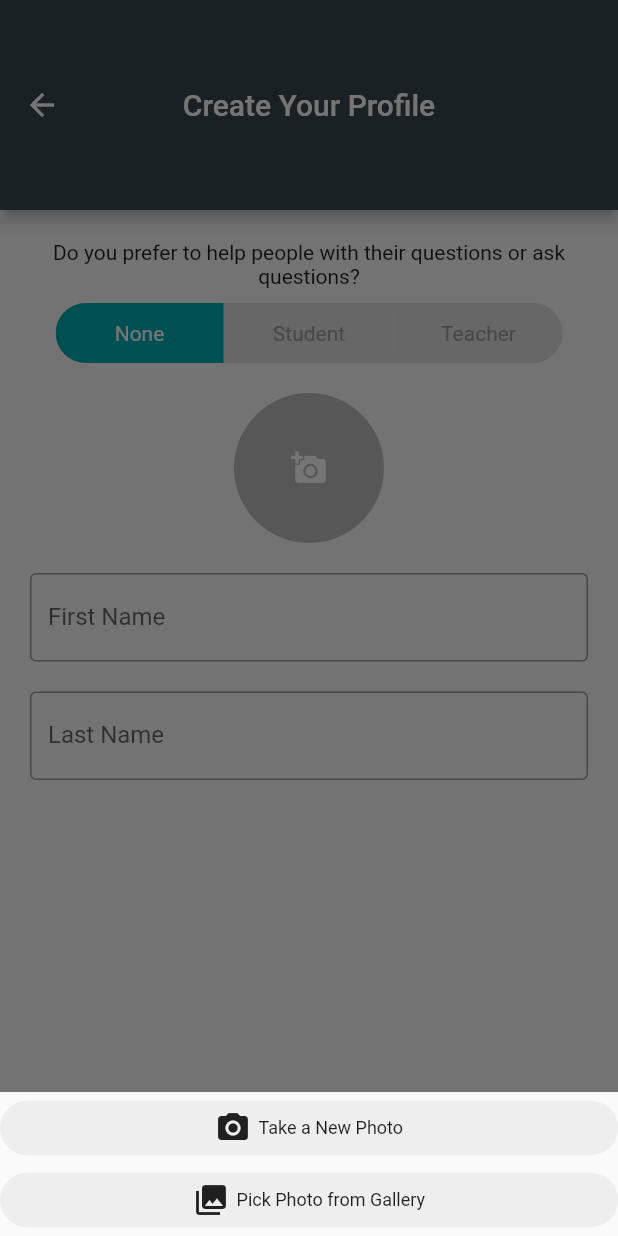
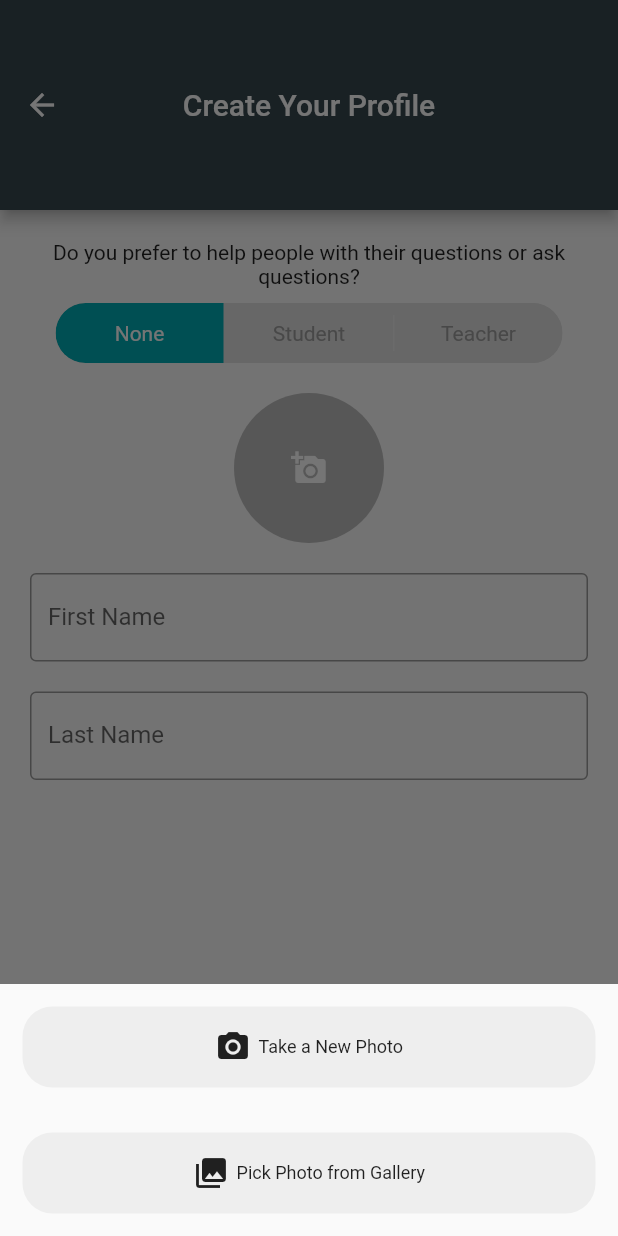
Before and after one commit to ProjectEureka/project-eureka-flutter, a Flutter app: the ProfileOnboarding screen opened directly, after a tap on the "add a photo" icon, on a phone screen of 412 x 824 dp. Run offline on Flutter 3.47's test engine with Material 2 defaults, Android fonts, the phone set to English and light mode, and no system bars; drawn by our look-alikes of toggle_switch; our stand-ins replace cloud_firestore, date_time_picker, firebase_auth, firebase_core, firebase_storage, flutter_dotenv and 9 more; missing offline and left inert: agora_rtc_engine; accounts and stored records are empty.

Commit message:
Made requested changes.

```diff
--- a/lib/components/eureka_profile_button.dart
+++ b/lib/components/eureka_profile_button.dart
@@ -52,15 +52,17 @@ class _EurekaProfileButtonState extends State<EurekaProfileButton> {
     Navigator.pop(context, mediaPath);
   }
 
-  FlatButton cameraFormButtons({
+  Padding cameraFormButtons({
     @required Function onPressed,
     @required IconData icon,
     @required String text,
   }) {
-    return FlatButton(
+    return Padding(
+      padding: const EdgeInsets.all(15.0),
+      child: FlatButton(
         onPressed: onPressed,
         child: Padding(
-        padding: const EdgeInsets.all(0.0),
+          padding: const EdgeInsets.all(15.0),
           child: Row(
             mainAxisAlignment: MainAxisAlignment.center,
             children: [
@@ -81,6 +83,7 @@ class _EurekaProfileButtonState extends State<EurekaProfileButton> {
         color: Colors.grey[200],
         shape: RoundedRectangleBorder(
           borderRadius: BorderRadius.circular(20.0),
+        ),
       ),
     );
   }
```
Also changed, not shown: lib/screens/profile_onboarding_screen.dart (+0 -11 lines). Lines whose indentation alone changed are shown as unchanged.
